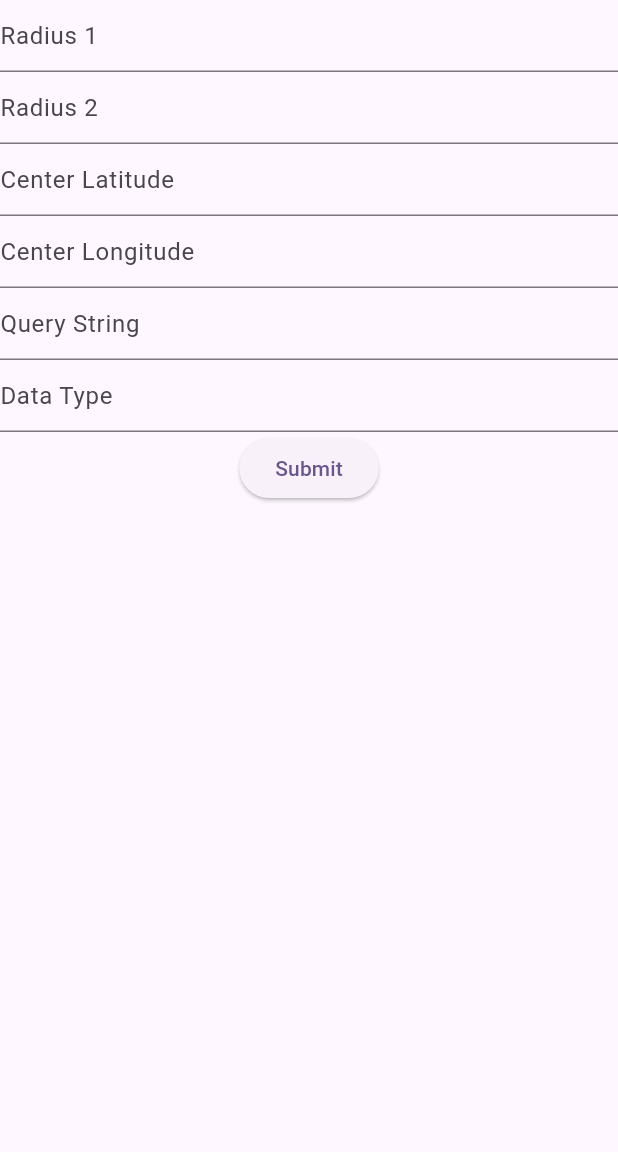
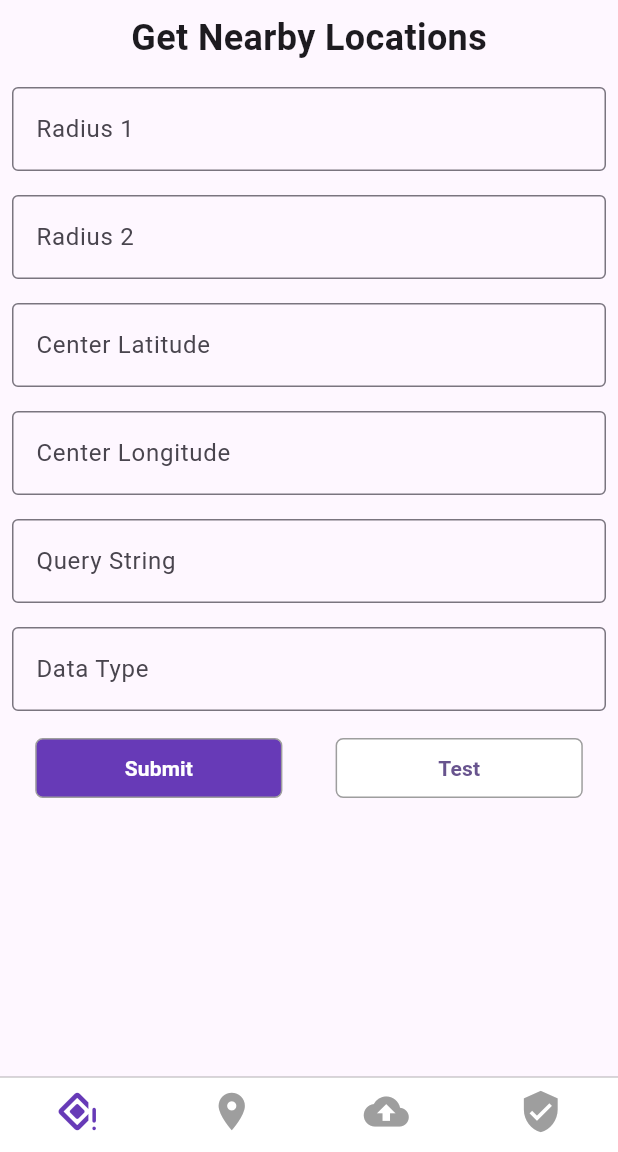
Before and after one commit to DoWellLabs/100086-Living-Lab-Map-Flutter-App, a Flutter app: the screen it shows after launch, on a phone screen of 412 x 824 dp, the part 84-1236 px from its top. Run offline on Flutter 3.47's test engine with Material 2 defaults, Android fonts, the phone set to English and light mode, and no system bars.

Commit message:
Added bottombar, Show get nearby places response.

```diff
--- a/lib/main.dart
+++ b/lib/main.dart
@@ -1,5 +1,5 @@
 import 'package:flutter/material.dart';
-import 'package:living_labs_maps_api/views/nearby_locations.dart';
+import 'package:living_labs_maps_api/views/home.dart';
 
 void main() {
   runApp(const MyApp());
--- /dev/null
+++ b/lib/utils/colors.dart
@@ -0,0 +1,6 @@
+import 'package:flutter/material.dart';
+
+/// Created by Patrice Mulindi email(mulindipatrice00@gmail.com) on 6.06.2023.
+const purpleColor = Colors.deepPurple;
+const primaryColor = Color.fromRGBO(0, 0, 0, 1);
+const secondaryColor = Colors.grey;
--- a/lib/utils/utils.dart
+++ b/lib/utils/utils.dart
@@ -1,29 +1,14 @@
+import 'package:flutter/material.dart';
+import 'package:living_labs_maps_api/views/get_nearby_locations.dart';
+import 'package:living_labs_maps_api/views/place_details.dart';
+import 'package:living_labs_maps_api/views/saving_details.dart';
+import 'package:living_labs_maps_api/views/verify_details_view.dart';
+
 /// Created by Patrice Mulindi email(mulindipatrice00@gmail.com) on 6.06.2023.
 
-extension ExtString on String {
-  bool get isValidEmail {
-    final emailRegExp = RegExp(r"^[a-zA-Z0-9.]+@[a-zA-Z0-9]+\.[a-zA-Z]+");
-    return emailRegExp.hasMatch(this);
-  }
-
-  bool get isValidName {
-    final nameRegExp =
-        RegExp(r"^\s*([A-Za-z]{1,}([\.,] |[-']| ))+[A-Za-z]+\.?\s*$");
-    return nameRegExp.hasMatch(this);
-  }
-
-  bool get isValidPassword {
-    final passwordRegExp = RegExp(
-        r'^(?=.*?[A-Z])(?=.*?[a-z])(?=.*?[0-9])(?=.*?[!@#\><*~]).{8,}/pre>');
-    return passwordRegExp.hasMatch(this);
-  }
-
-  // bool get isNotNull {
-  //   return this != null;
-  // }
-
-  bool get isValidPhone {
-    final phoneRegExp = RegExp(r"^\+?0[0-9]{10}$");
-    return phoneRegExp.hasMatch(this);
-  }
-}
+List<Widget> homeScreenItems = [
+  const NearbyLocationsView(),
+  const PlaceDetailsView(),
+  const SavingDetailsView(),
+  const VerifyDetailsView(),
+];
--- /dev/null
+++ b/lib/views/get_nearby_locations.dart
@@ -0,0 +1,274 @@
+import 'package:flutter/material.dart';
+import 'package:living_labs_maps_api/model/get_nearby_locations.dart';
+import 'package:living_labs_maps_api/model/post_nearby_locations.dart';
+import 'package:living_labs_maps_api/network/get_nearby_lacations.dart';
+
+class NearbyLocationsView extends StatefulWidget {
+  const NearbyLocationsView({super.key});
+
+  @override
+  State<NearbyLocationsView> createState() => _NearbyLocationsViewState();
+}
+
+class _NearbyLocationsViewState extends State<NearbyLocationsView> {
+  final _formKey = GlobalKey<FormState>();
+  final TextEditingController radiusOneController = TextEditingController();
+  final TextEditingController radiusTwoController = TextEditingController();
+  final TextEditingController centerLatController = TextEditingController();
+  final TextEditingController centerLonController = TextEditingController();
+  final TextEditingController queryStringController = TextEditingController();
+  final TextEditingController dataTypeController = TextEditingController();
+
+  Future<void> onSubmitPressed() async {
+    if (_formKey.currentState!.validate()) {
+      NearbyLocationPost data = NearbyLocationPost(
+        radiusOne: int.parse(radiusOneController.text),
+        radiusTwo: int.parse(radiusTwoController.text),
+        centerLat: double.parse(centerLatController.text),
+        centerLon: double.parse(centerLonController.text),
+        queryString: queryStringController.text,
+        dataType: dataTypeController.text,
+      );
+      var response = await GetNearbyLocations().invoke(data: data);
+      setState(() {
+        if (response != null) {
+          places = response;
+          if (places.isEmpty) {
+            ScaffoldMessenger.of(context).showSnackBar(const SnackBar(
+              content: Center(child: Text('No nearby locations found.')),
+            ));
+          }
+        }
+      });
+    }
+  }
+
+  Future<void> onTestPressed() async {
+    radiusOneController.text = '0';
+    radiusTwoController.text = '750';
+    centerLatController.text = '51.50853';
+    centerLonController.text = '-0.12574';
+    queryStringController.text = 'school';
+    dataTypeController.text = 'scraped';
+    // if (_formKey.currentState!.validate()) {
+    //   _formKey.currentState!.reset();
+    // }
+    await onSubmitPressed();
+  }
+
+  List<NearbyLocationGet> places = [];
+  @override
+  void dispose() {
+    radiusOneController.dispose();
+    radiusTwoController.dispose();
+    centerLatController.dispose();
+    centerLonController.dispose();
+    queryStringController.dispose();
+    dataTypeController.dispose();
+    super.dispose();
+  }
+
+  @override
+  Widget build(BuildContext context) {
+    return Scaffold(
+      body: SingleChildScrollView(
+        child: Column(
+          children: [
+            const Padding(
+              padding: EdgeInsets.all(8.0),
+              child: Text(
+                'Get Nearby Locations',
+                style: TextStyle(fontSize: 24, fontWeight: FontWeight.bold),
+              ),
+            ),
+            form(),
+            places.isNotEmpty
+                ? Column(
+                    children: List.generate(
+                        places.length, (index) => placesLayout(places[index])),
+                  )
+                : const SizedBox()
+          ],
+        ),
+      ),
+    );
+  }
+
+  Widget form() {
+    return SafeArea(
+        child: Form(
+      key: _formKey,
+      child: Column(children: [
+        Padding(
+          padding: const EdgeInsets.all(8.0),
+          child: TextFormField(
+            controller: radiusOneController,
+            decoration: const InputDecoration(
+                hintText: 'Radius 1', border: OutlineInputBorder()),
+            keyboardType: TextInputType.number,
+            validator: (val) {
+              if (val == null || val.isEmpty) return 'Enter valid value';
+              return null;
+            },
+          ),
+        ),
+        Padding(
+          padding: const EdgeInsets.all(8.0),
+          child: TextFormField(
+            controller: radiusTwoController,
+            decoration: const InputDecoration(
+                hintText: 'Radius 2', border: OutlineInputBorder()),
+            keyboardType: TextInputType.number,
+            validator: (val) {
+              if (val == null || val.isEmpty) return 'Enter valid value';
+              return null;
+            },
+          ),
+        ),
+        Padding(
+          padding: const EdgeInsets.all(8.0),
+          child: TextFormField(
+            controller: centerLatController,
+            decoration: const InputDecoration(
+                hintText: 'Center Latitude', border: OutlineInputBorder()),
+            keyboardType: TextInputType.number,
+            validator: (val) {
+              if (val == null || val.isEmpty) return 'Enter valid value';
+              return null;
+            },
+          ),
+        ),
+        Padding(
+          padding: const EdgeInsets.all(8.0),
+          child: TextFormField(
+            controller: centerLonController,
+            decoration: const InputDecoration(
+                hintText: 'Center Longitude', border: OutlineInputBorder()),
+            keyboardType: TextInputType.number,
+            validator: (val) {
+              if (val == null || val.isEmpty) return 'Enter valid value';
+              return null;
+            },
+          ),
+        ),
+        Padding(
+          padding: const EdgeInsets.all(8.0),
+          child: TextFormField(
+            controller: queryStringController,
+            decoration: const InputDecoration(
+                hintText: 'Query String', border: OutlineInputBorder()),
+            keyboardType: TextInputType.text,
+            validator: (val) {
+              if (val == null || val.isEmpty) return 'Enter valid value';
+              return null;
+            },
+          ),
+        ),
+        Padding(
+          padding: const EdgeInsets.all(8.0),
+          child: TextFormField(
+            controller: dataTypeController,
+            decoration: const InputDecoration(
+                hintText: 'Data Type', border: OutlineInputBorder()),
+            keyboardType: TextInputType.text,
+            validator: (val) {
+              if (val == null || val.isEmpty) return 'Enter valid value';
+              return null;
+            },
+          ),
+        ),
+        Row(
+          mainAxisAlignment: MainAxisAlignment.spaceEvenly,
+          children: [
+            Container(
+              padding: const EdgeInsets.only(top: 2),
+              child: TextButton(
+                onPressed: () async {
+                  await onSubmitPressed();
+                },
+                child: Container(
+                  decoration: BoxDecoration(
+                    color: Colors.deepPurple,
+                    border: Border.all(
+                      color: Colors.grey,
+                    ),
+                    borderRadius: BorderRadius.circular(5),
+                  ),
+                  alignment: Alignment.center,
+                  height: 40,
+                  width: MediaQuery.of(context).size.width * 0.4,
+                  child: const Text(
+                    'Submit',
+                    style: TextStyle(
+                        color: Colors.white, fontWeight: FontWeight.bold),
+                  ),
+                ),
+              ),
+            ),
+            Container(
+              padding: const EdgeInsets.only(top: 2),
+              child: TextButton(
+                onPressed: () async {
+                  await onTestPressed();
+                },
+                child: Container(
+                  decoration: BoxDecoration(
+                    color: Colors.white,
+                    border: Border.all(
+                      color: Colors.grey,
+                    ),
+                    borderRadius: BorderRadius.circular(5),
+                  ),
+                  alignment: Alignment.center,
+                  height: 40,
+                  width: MediaQuery.of(context).size.width * 0.4,
+                  child: const Text(
+                    'Test',
+                    style: TextStyle(fontWeight: FontWeight.bold),
+                  ),
+                ),
+              ),
+            )
+          ],
+        ),
+      ]),
+    ));
+  }
+
+  Widget placesLayout(NearbyLocationGet data) {
+    return SizedBox(
+      width: MediaQuery.of(context).size.width,
+      child: Card(
+        elevation: 2,
+        margin: const EdgeInsets.all(8.0),
+        shape: RoundedRectangleBorder(borderRadius: BorderRadius.circular(12)),
+        child: Padding(
+          padding: const EdgeInsets.all(8.0),
+          child:
+              Column(crossAxisAlignment: CrossAxisAlignment.start, children: [
+            Text('Id: ${data.id}',
+                style:
+                    const TextStyle(fontWeight: FontWeight.bold, fontSize: 24)),
+            // Text('Coordinates: ${data.locationCoordinate}',
+            //     style:
+            //         const TextStyle(fontWeight: FontWeight.bold, fontSize: 24)),
+
+            Text('Distance: ${data.haversineDistance}',
+                style:
+                    const TextStyle(fontWeight: FontWeight.bold, fontSize: 24)),
+            // Text('Category: ${data.category}',
+            //     style:
+            //         const TextStyle(fontWeight: FontWeight.bold, fontSize: 24)),
+
+            // Text('Place Id: ${data.placeId}',
+            //     style:
+            //         const TextStyle(fontWeight: FontWeight.bold, fontSize: 24)),
+            Text('Name: ${data.placeName}',
+                style:
+                    const TextStyle(fontWeight: FontWeight.bold, fontSize: 24))
+          ]),
+        ),
+      ),
+    );
+  }
+}
--- /dev/null
+++ b/lib/views/home.dart
@@ -0,0 +1,103 @@
+import 'package:flutter/cupertino.dart';
+import 'package:flutter/material.dart';
+import 'package:living_labs_maps_api/utils/colors.dart';
+import 'package:living_labs_maps_api/utils/utils.dart';
+
+/// Created by Patrice Mulindi email(mulindipatrice00@gmail.com) on 6.06.2023.
+class MyHomePage extends StatefulWidget {
+  const MyHomePage({super.key, required this.title});
+  final String title;
+
+  @override
+  State<MyHomePage> createState() => _MyHomePageState();
+}
+
+class _MyHomePageState extends State<MyHomePage> {
+  late PageController pageController;
+  int _page = 0;
+
+  @override
+  void initState() {
+    pageController = PageController();
+    super.initState();
+  }
+
+  @override
+  void dispose() {
+    super.dispose();
+    pageController.dispose();
+  }
+
+  void navigationTapped(int page) {
+    pageController.jumpToPage(page);
+  }
+
+  void onPageChanged(int page) {
+    setState(() {
+      _page = page;
+    });
+  }
+
+  @override
+  Widget build(BuildContext context) {
+    return Scaffold(
+      appBar: AppBar(
+        backgroundColor: Theme.of(context).colorScheme.inversePrimary,
+        title: Text(widget.title),
+      ),
+      body: PageView(
+        controller: pageController,
+        onPageChanged: onPageChanged,
+        children: homeScreenItems,
+      ),
+      bottomNavigationBar: CupertinoTabBar(
+          backgroundColor: Theme.of(context).colorScheme.onPrimary,
+          items: [
+            BottomNavigationBarItem(
+              icon: IconButton(
+                onPressed: () => navigationTapped(0),
+                icon: Icon(
+                  Icons.nearby_error_rounded,
+                  color: _page == 0 ? purpleColor : secondaryColor,
+                ),
+              ),
+              label: '',
+              backgroundColor: primaryColor,
+            ),
+            BottomNavigationBarItem(
+              icon: IconButton(
+                onPressed: () => navigationTapped(1),
+                icon: Icon(
+                  Icons.place,
+                  color: _page == 1 ? purpleColor : secondaryColor,
+                ),
+              ),
+              label: '',
+              backgroundColor: primaryColor,
+            ),
+            BottomNavigationBarItem(
+              icon: IconButton(
+                onPressed: () => navigationTapped(2),
+                icon: Icon(
+                  Icons.cloud_upload,
+                  color: _page == 2 ? purpleColor : secondaryColor,
+                ),
+              ),
+              label: '',
+              backgroundColor: primaryColor,
+            ),
+            BottomNavigationBarItem(
+              icon: IconButton(
+                onPressed: () => navigationTapped(3),
+                icon: Icon(
+                  Icons.verified_user,
+                  color: _page == 3 ? purpleColor : secondaryColor,
+                ),
+              ),
+              label: '',
+              backgroundColor: primaryColor,
+            ),
+          ]),
+    );
+  }
+}
--- a/lib/views/nearby_locations.dart
+++ /dev/null
@@ -1,136 +0,0 @@
-import 'package:flutter/material.dart';
-import 'package:living_labs_maps_api/model/post_nearby_locations.dart';
-import 'package:living_labs_maps_api/network/get_nearby_lacations.dart';
-
-/// Created by Patrice Mulindi email(mulindipatrice00@gmail.com) on 6.06.2023.
-class MyHomePage extends StatefulWidget {
-  const MyHomePage({super.key, required this.title});
-  final String title;
-
-  @override
-  State<MyHomePage> createState() => _MyHomePageState();
-}
-
-class _MyHomePageState extends State<MyHomePage> {
-  final _formKey = GlobalKey<FormState>();
-  final TextEditingController radiusOneController = TextEditingController();
-  final TextEditingController radiusTwoController = TextEditingController();
-  final TextEditingController centerLatController = TextEditingController();
-  final TextEditingController centerLonController = TextEditingController();
-  final TextEditingController queryStringController = TextEditingController();
-  final TextEditingController dataTypeController = TextEditingController();
-  @override
-  void dispose() {
-    radiusOneController.dispose();
-    radiusTwoController.dispose();
-    centerLatController.dispose();
-    centerLonController.dispose();
-    queryStringController.dispose();
-    dataTypeController.dispose();
-    super.dispose();
-  }
-
-  @override
-  Widget build(BuildContext context) {
-    return Scaffold(
-      appBar: AppBar(
-        backgroundColor: Theme.of(context).colorScheme.inversePrimary,
-        title: Text(widget.title),
-      ),
-      body: SafeArea(
-        child: Form(
-          key: _formKey,
-          child: Column(
-            children: [
-              TextFormField(
-                controller: radiusOneController,
-                decoration: const InputDecoration(
-                  hintText: 'Radius 1',
-                ),
-                keyboardType: TextInputType.number,
-                validator: (val) {
-                  if (val == null || val.isEmpty) return 'Enter valid value';
-                  return null;
-                },
-              ),
-              TextFormField(
-                controller: radiusTwoController,
-                decoration: const InputDecoration(
-                  hintText: 'Radius 2',
-                ),
-                keyboardType: TextInputType.number,
-                validator: (val) {
-                  if (val == null || val.isEmpty) return 'Enter valid value';
-                  return null;
-                },
-              ),
-              TextFormField(
-                controller: centerLatController,
-                decoration: const InputDecoration(
-                  hintText: 'Center Latitude',
-                ),
-                keyboardType: TextInputType.number,
-                validator: (val) {
-                  if (val == null || val.isEmpty) return 'Enter valid value';
-                  return null;
-                },
-              ),
-              TextFormField(
-                controller: centerLonController,
-                decoration: const InputDecoration(
-                  hintText: 'Center Longitude',
-                ),
-                keyboardType: TextInputType.number,
-                validator: (val) {
-                  if (val == null || val.isEmpty) return 'Enter valid value';
-                  return null;
-                },
-              ),
-              TextFormField(
-                controller: queryStringController,
-                decoration: const InputDecoration(
-                  hintText: 'Query String',
-                ),
-                keyboardType: TextInputType.text,
-                validator: (val) {
-                  if (val == null || val.isEmpty) return 'Enter valid value';
-                  return null;
-                },
-              ),
-              TextFormField(
-                controller: dataTypeController,
-                decoration: const InputDecoration(
-                  hintText: 'Data Type',
-                ),
-                keyboardType: TextInputType.text,
-                validator: (val) {
-                  if (val == null || val.isEmpty) return 'Enter valid value';
-                  return null;
-                },
-              ),
-              ElevatedButton(
-                onPressed: () async {
-                  print(_formKey.currentState!.validate());
-                  if (_formKey.currentState!.validate()) {
-                    NearbyLocationPost data = NearbyLocationPost(
-                      radiusOne: int.parse(radiusOneController.text),
-                      radiusTwo: int.parse(radiusTwoController.text),
-                      centerLat: double.parse(centerLatController.text),
-                      centerLon: double.parse(centerLonController.text),
-                      queryString: queryStringController.text,
-                      dataType: dataTypeController.text,
-                    );
-                    var response =
-                        await GetNearbyLocations().invoke(data: data);
-                    print('RE - $response');
-                  }
-                },
-                child: const Text('Submit'),
-              )
-            ],
-          ),
-        ),
-      ),
-    );
-  }
-}
```
Also changed, not shown: lib/views/place_details.dart (added, +19 -0 lines), lib/views/saving_details.dart (added, +19 -0 lines), lib/views/verify_details_view.dart (added, +19 -0 lines).
